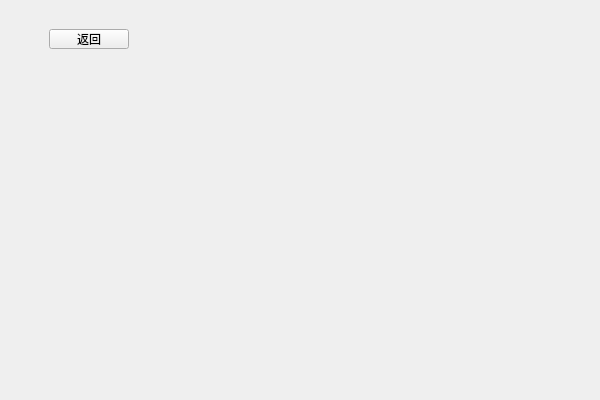
Old version of the form server/managerwindow.ui in the repository dyzsr/se2019hotel.
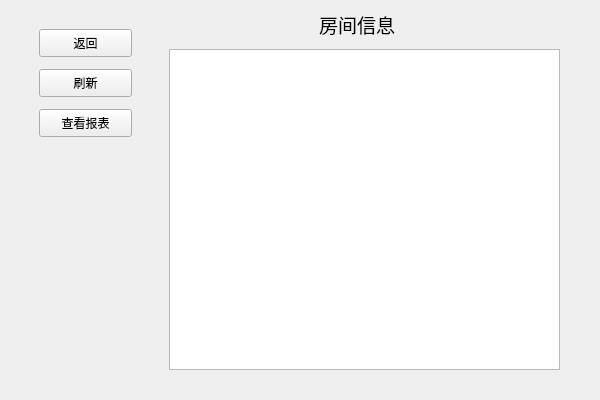
New version of the form. The open tabs and pages were chosen to show the change.

Commit message: 房间信息能看了

```diff
--- a/server/managerwindow.ui
+++ b/server/managerwindow.ui
@@ -126,16 +126,71 @@
     <widget class="QPushButton" name="bt_back">
      <property name="geometry">
       <rect>
-       <x>50</x>
+       <x>40</x>
        <y>30</y>
-       <width>80</width>
-       <height>20</height>
+       <width>93</width>
+       <height>28</height>
       </rect>
      </property>
      <property name="text">
       <string>返回</string>
      </property>
     </widget>
+    <widget class="QPushButton" name="bt_checkReport">
+     <property name="geometry">
+      <rect>
+       <x>40</x>
+       <y>110</y>
+       <width>93</width>
+       <height>28</height>
+      </rect>
+     </property>
+     <property name="text">
+      <string>查看报表</string>
+     </property>
+    </widget>
+    <widget class="QPushButton" name="bt_refresh">
+     <property name="geometry">
+      <rect>
+       <x>40</x>
+       <y>70</y>
+       <width>93</width>
+       <height>28</height>
+      </rect>
+     </property>
+     <property name="text">
+      <string>刷新</string>
+     </property>
+    </widget>
+    <widget class="QListWidget" name="lw_roomState">
+     <property name="geometry">
+      <rect>
+       <x>170</x>
+       <y>50</y>
+       <width>391</width>
+       <height>321</height>
+      </rect>
+     </property>
+    </widget>
+    <widget class="QLabel" name="label">
+     <property name="geometry">
+      <rect>
+       <x>320</x>
+       <y>10</y>
+       <width>121</width>
+       <height>31</height>
+      </rect>
+     </property>
+     <property name="font">
+      <font>
+       <family>Agency FB</family>
+       <pointsize>14</pointsize>
+      </font>
+     </property>
+     <property name="text">
+      <string>房间信息</string>
+     </property>
+    </widget>
    </widget>
   </widget>
  </widget>
```
Left out of the diff: 6 changed lines with no effect on the pictures. The commit also changes 8 other files.
